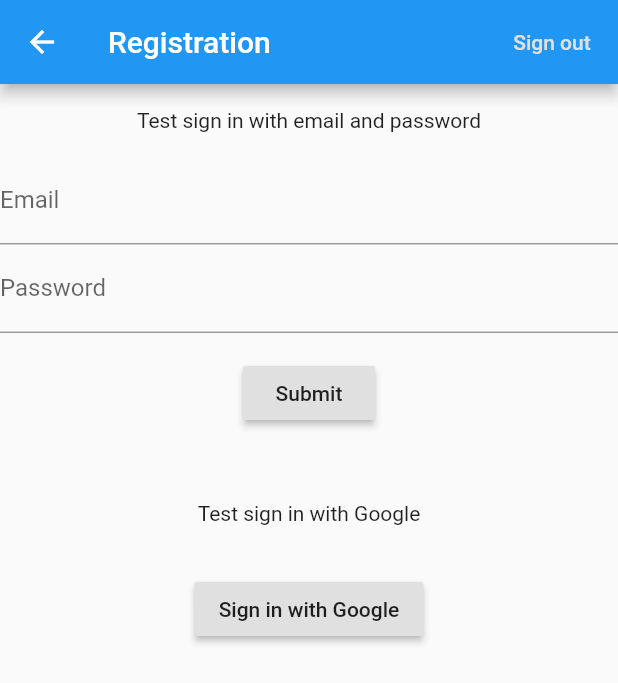
After one commit to aspernol/Hackathon, a Flutter app: the screen it shows after launch, after a tap on "Test SignIn/SignOut", on a phone screen of 412 x 824 dp. The commit adds this screen. Shown: the top 683 px of the screen. Run offline on Flutter 3.47's test engine with Material 2 defaults, Android fonts, the phone set to English and light mode, and no system bars; our stand-ins replace cloud_firestore, firebase_auth, firebase_core, firebase_dynamic_links, google_sign_in; accounts and stored records are empty.

Commit message:
Implemented login

```diff
--- a/Examples/flutter_firebase/lib/main.dart
+++ b/Examples/flutter_firebase/lib/main.dart
@@ -1,47 +1,41 @@
+import 'package:cloud_firestore/cloud_firestore.dart';
+import 'package:firebase_auth/firebase_auth.dart';
+import 'package:firebase_core/firebase_core.dart';
 import 'package:flutter/material.dart';
+import 'package:flutter_firebase/register_page.dart';
+import 'package:flutter_firebase/signin_page.dart';
 
-void main() {
+Future<void> main() async {
+  // WidgetsFlutterBinding.ensureInitialized();
+  // final FirebaseApp app = await FirebaseApp.configure(
+  //   name: 'test',
+  //   options: const FirebaseOptions(
+  //     googleAppID: '1:79601577497:ios:5f2bcc6ba8cecddd',
+  //     gcmSenderID: '79601577497',
+  //     apiKey: 'AIzaSyArgmRGfB5kiQT6CunAOmKRVKEsxKmy6YI-G72PVU',
+  //     projectID: 'flutter-firestore',
+  //   ),
+  // );
+  // final Firestore firestore = Firestore(app: app);
+
   runApp(MyApp());
 }
 
 class MyApp extends StatelessWidget {
-  // This widget is the root of your application.
   @override
   Widget build(BuildContext context) {
     return MaterialApp(
-      title: 'Flutter Demo',
+        title: 'Firebase Demo',
         theme: ThemeData(
-        // This is the theme of your application.
-        //
-        // Try running your application with "flutter run". You'll see the
-        // application has a blue toolbar. Then, without quitting the app, try
-        // changing the primarySwatch below to Colors.green and then invoke
-        // "hot reload" (press "r" in the console where you ran "flutter run",
-        // or simply save your changes to "hot reload" in a Flutter IDE).
-        // Notice that the counter didn't reset back to zero; the application
-        // is not restarted.
           primarySwatch: Colors.blue,
-        // This makes the visual density adapt to the platform that you run
-        // the app on. For desktop platforms, the controls will be smaller and
-        // closer together (more dense) than on mobile platforms.
           visualDensity: VisualDensity.adaptivePlatformDensity,
         ),
-      home: MyHomePage(title: 'Flutter Demo Home Page'),
-    );
+        home: MyHomePage(title: 'Firebase Demo Home Page'));
   }
 }
 
 class MyHomePage extends StatefulWidget {
   MyHomePage({Key key, this.title}) : super(key: key);
-
-  // This widget is the home page of your application. It is stateful, meaning
-  // that it has a State object (defined below) that contains fields that affect
-  // how it looks.
-
-  // This class is the configuration for the state. It holds the values (in this
-  // case the title) provided by the parent (in this case the App widget) and
-  // used by the build method of the State. Fields in a Widget subclass are
-  // always marked "final".
 
   final String title;
 
@@ -50,68 +44,42 @@ class MyHomePage extends StatefulWidget {
 }
 
 class _MyHomePageState extends State<MyHomePage> {
-  int _counter = 0;
+  _MyHomePageState();
 
-  void _incrementCounter() {
-    setState(() {
-      // This call to setState tells the Flutter framework that something has
-      // changed in this State, which causes it to rerun the build method below
-      // so that the display can reflect the updated values. If we changed
-      // _counter without calling setState(), then the build method would not be
-      // called again, and so nothing would appear to happen.
-      _counter++;
-    });
-  }
-
+  FirebaseUser user;
   @override
   Widget build(BuildContext context) {
-    // This method is rerun every time setState is called, for instance as done
-    // by the _incrementCounter method above.
-    //
-    // The Flutter framework has been optimized to make rerunning build methods
-    // fast, so that you can just rebuild anything that needs updating rather
-    // than having to individually change instances of widgets.
     return Scaffold(
       appBar: AppBar(
-        // Here we take the value from the MyHomePage object that was created by
-        // the App.build method, and use it to set our appbar title.
         title: Text(widget.title),
       ),
-      body: Center(
-        // Center is a layout widget. It takes a single child and positions it
-        // in the middle of the parent.
-        child: Column(
-          // Column is also a layout widget. It takes a list of children and
-          // arranges them vertically. By default, it sizes itself to fit its
-          // children horizontally, and tries to be as tall as its parent.
-          //
-          // Invoke "debug painting" (press "p" in the console, choose the
-          // "Toggle Debug Paint" action from the Flutter Inspector in Android
-          // Studio, or the "Toggle Debug Paint" command in Visual Studio Code)
-          // to see the wireframe for each widget.
-          //
-          // Column has various properties to control how it sizes itself and
-          // how it positions its children. Here we use mainAxisAlignment to
-          // center the children vertically; the main axis here is the vertical
-          // axis because Columns are vertical (the cross axis would be
-          // horizontal).
-          mainAxisAlignment: MainAxisAlignment.center,
+      body: Column(
+        crossAxisAlignment: CrossAxisAlignment.start,
         children: <Widget>[
-            Text(
-              'You have pushed the button this many times:',
+          Container(
+            child: RaisedButton(
+              child: const Text('Test registration'),
+              onPressed: () => _pushPage(context, RegisterPage()),
             ),
-            Text(
-              '$_counter',
-              style: Theme.of(context).textTheme.headline4,
+            padding: const EdgeInsets.all(16),
+            alignment: Alignment.center,
+          ),
+          Container(
+            child: RaisedButton(
+              child: const Text('Test SignIn/SignOut'),
+              onPressed: () => _pushPage(context, SignInPage()),
+            ),
+            padding: const EdgeInsets.all(16),
+            alignment: Alignment.center,
           ),
         ],
       ),
-      ),
-      floatingActionButton: FloatingActionButton(
-        onPressed: _incrementCounter,
-        tooltip: 'Increment',
-        child: Icon(Icons.add),
-      ), // This trailing comma makes auto-formatting nicer for build methods.
+    );
+  }
+
+  void _pushPage(BuildContext context, Widget page) {
+    Navigator.of(context).push(
+      MaterialPageRoute<void>(builder: (_) => page),
     );
   }
 }
--- /dev/null
+++ b/Examples/flutter_firebase/lib/signin_page.dart
@@ -0,0 +1,234 @@
+// Copyright 2019 The Chromium Authors. All rights reserved.
+// Use of this source code is governed by a BSD-style license that can be
+// found in the LICENSE file.
+
+import 'dart:io';
+import 'package:flutter/material.dart';
+import 'package:firebase_auth/firebase_auth.dart';
+import 'package:google_sign_in/google_sign_in.dart';
+import 'package:firebase_dynamic_links/firebase_dynamic_links.dart';
+
+final FirebaseAuth _auth = FirebaseAuth.instance;
+final GoogleSignIn _googleSignIn = GoogleSignIn();
+
+class SignInPage extends StatefulWidget {
+  final String title = 'Registration';
+  @override
+  State<StatefulWidget> createState() => SignInPageState();
+}
+
+class SignInPageState extends State<SignInPage> {
+  @override
+  Widget build(BuildContext context) {
+    return Scaffold(
+      appBar: AppBar(
+        title: Text(widget.title),
+        actions: <Widget>[
+          Builder(builder: (BuildContext context) {
+            return FlatButton(
+              child: const Text('Sign out'),
+              textColor: Theme.of(context).buttonColor,
+              onPressed: () async {
+                final FirebaseUser user = await _auth.currentUser();
+                if (user == null) {
+                  Scaffold.of(context).showSnackBar(const SnackBar(
+                    content: Text('No one has signed in.'),
+                  ));
+                  return;
+                }
+                _signOut();
+                final String uid = user.uid;
+                Scaffold.of(context).showSnackBar(SnackBar(
+                  content: Text(uid + ' has successfully signed out.'),
+                ));
+              },
+            );
+          })
+        ],
+      ),
+      body: Builder(builder: (BuildContext context) {
+        return ListView(
+          scrollDirection: Axis.vertical,
+          children: <Widget>[
+            _EmailPasswordForm(),
+            _GoogleSignInSection(),
+          ],
+        );
+      }),
+    );
+  }
+
+  // Example code for sign out.
+  void _signOut() async {
+    await _auth.signOut();
+  }
+}
+
+class _EmailPasswordForm extends StatefulWidget {
+  @override
+  State<StatefulWidget> createState() => _EmailPasswordFormState();
+}
+
+class _EmailPasswordFormState extends State<_EmailPasswordForm> {
+  final GlobalKey<FormState> _formKey = GlobalKey<FormState>();
+  final TextEditingController _emailController = TextEditingController();
+  final TextEditingController _passwordController = TextEditingController();
+  bool _success;
+  String _userEmail;
+  @override
+  Widget build(BuildContext context) {
+    return Form(
+      key: _formKey,
+      child: Column(
+        crossAxisAlignment: CrossAxisAlignment.start,
+        children: <Widget>[
+          Container(
+            child: const Text('Test sign in with email and password'),
+            padding: const EdgeInsets.all(16),
+            alignment: Alignment.center,
+          ),
+          TextFormField(
+            controller: _emailController,
+            decoration: const InputDecoration(labelText: 'Email'),
+            validator: (String value) {
+              if (value.isEmpty) {
+                return 'Please enter some text';
+              }
+              return null;
+            },
+          ),
+          TextFormField(
+            controller: _passwordController,
+            decoration: const InputDecoration(labelText: 'Password'),
+            validator: (String value) {
+              if (value.isEmpty) {
+                return 'Please enter some text';
+              }
+              return null;
+            },
+          ),
+          Container(
+            padding: const EdgeInsets.symmetric(vertical: 16.0),
+            alignment: Alignment.center,
+            child: RaisedButton(
+              onPressed: () async {
+                if (_formKey.currentState.validate()) {
+                  _signInWithEmailAndPassword();
+                }
+              },
+              child: const Text('Submit'),
+            ),
+          ),
+          Container(
+            alignment: Alignment.center,
+            padding: const EdgeInsets.symmetric(horizontal: 16),
+            child: Text(
+              _success == null
+                  ? ''
+                  : (_success
+                      ? 'Successfully signed in ' + _userEmail
+                      : 'Sign in failed'),
+              style: TextStyle(color: Colors.red),
+            ),
+          )
+        ],
+      ),
+    );
+  }
+
+  @override
+  void dispose() {
+    _emailController.dispose();
+    _passwordController.dispose();
+    super.dispose();
+  }
+
+  // Example code of how to sign in with email and password.
+  void _signInWithEmailAndPassword() async {
+    final FirebaseUser user = (await _auth.signInWithEmailAndPassword(
+      email: _emailController.text,
+      password: _passwordController.text,
+    ))
+        .user;
+    if (user != null) {
+      setState(() {
+        _success = true;
+        _userEmail = user.email;
+      });
+    } else {
+      _success = false;
+    }
+  }
+}
+
+class _GoogleSignInSection extends StatefulWidget {
+  @override
+  State<StatefulWidget> createState() => _GoogleSignInSectionState();
+}
+
+class _GoogleSignInSectionState extends State<_GoogleSignInSection> {
+  bool _success;
+  String _userID;
+  @override
+  Widget build(BuildContext context) {
+    return Column(
+      children: <Widget>[
+        Container(
+          child: const Text('Test sign in with Google'),
+          padding: const EdgeInsets.all(16),
+          alignment: Alignment.center,
+        ),
+        Container(
+          padding: const EdgeInsets.symmetric(vertical: 16.0),
+          alignment: Alignment.center,
+          child: RaisedButton(
+            onPressed: () async {
+              _signInWithGoogle();
+            },
+            child: const Text('Sign in with Google'),
+          ),
+        ),
+        Container(
+          alignment: Alignment.center,
+          padding: const EdgeInsets.symmetric(horizontal: 16),
+          child: Text(
+            _success == null
+                ? ''
+                : (_success
+                    ? 'Successfully signed in, uid: ' + _userID
+                    : 'Sign in failed'),
+            style: TextStyle(color: Colors.red),
+          ),
+        )
+      ],
+    );
+  }
+
+  // Example code of how to sign in with google.
+  void _signInWithGoogle() async {
+    final GoogleSignInAccount googleUser = await _googleSignIn.signIn();
+    final GoogleSignInAuthentication googleAuth =
+        await googleUser.authentication;
+    final AuthCredential credential = GoogleAuthProvider.getCredential(
+      accessToken: googleAuth.accessToken,
+      idToken: googleAuth.idToken,
+    );
+    final FirebaseUser user =
+        (await _auth.signInWithCredential(credential)).user;
+    assert(user.email != null);
+    assert(user.displayName != null);
+    assert(!user.isAnonymous);
+    assert(await user.getIdToken() != null);
+
+    final FirebaseUser currentUser = await _auth.currentUser();
+    assert(user.uid == currentUser.uid);
+    setState(() {
+      if (user != null) {
+        _success = true;
+        _userID = user.uid;
+      } else {
+        _success = false;
+      }
+    });
+  }
+}
--- a/Examples/flutter_firebase/pubspec.yaml
+++ b/Examples/flutter_firebase/pubspec.yaml
@@ -28,6 +28,11 @@ dependencies:
   # The following adds the Cupertino Icons font to your application.
   # Use with the CupertinoIcons class for iOS style icons.
   cupertino_icons: ^0.1.3
+  google_sign_in: ^4.0.0
+  firebase_core: ^0.4.0+9
+  firebase_auth: ^0.16.1
+  cloud_firestore: ^0.13.7
+  firebase_dynamic_links: ^0.5.1
 
 dev_dependencies:
   flutter_test:
```
Also changed, not shown: Examples/flutter_firebase/lib/register_page.dart (added, +103 -0 lines), 3 other files. Lines whose indentation alone changed are shown as unchanged.
